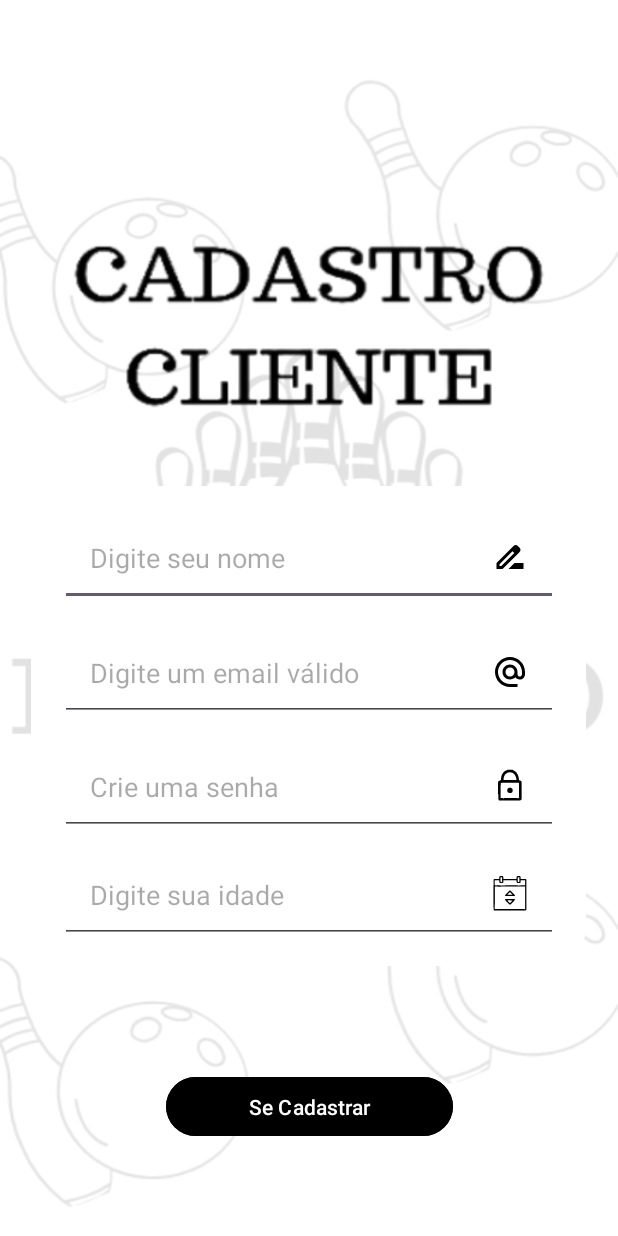
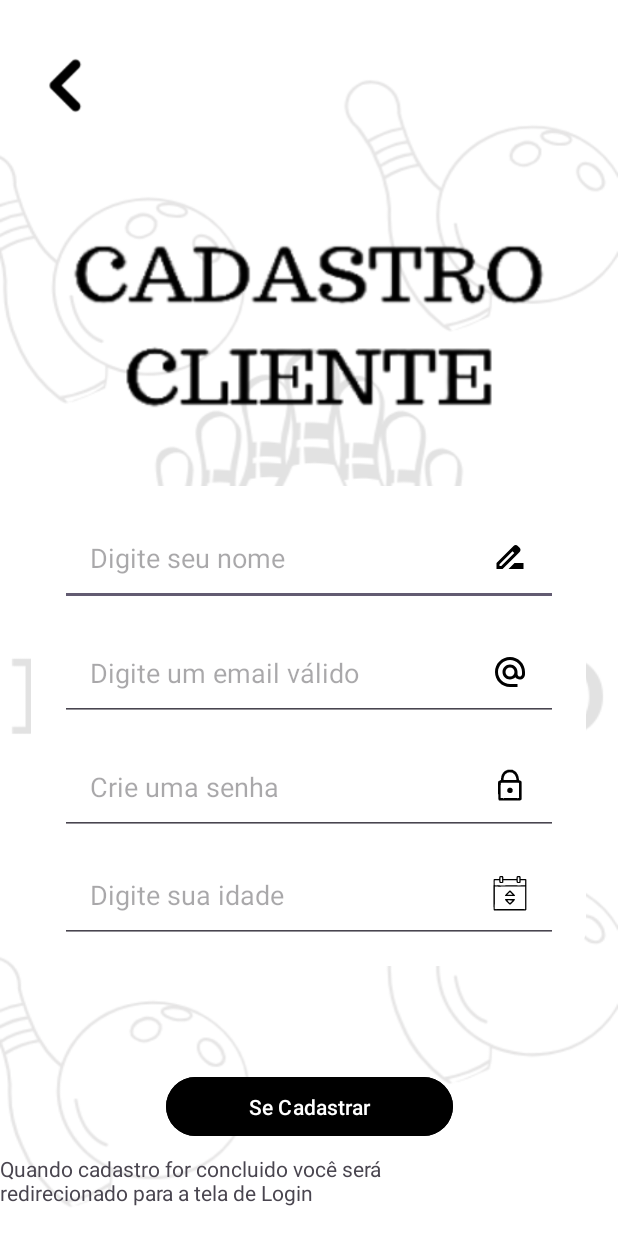
Before and after one commit to NetoTTT/BowlPro, an Android app: the TelaCadastroCliente screen opened directly, with no data from a screen before it, on a phone screen of 412 x 824 dp. Run offline under Robolectric (Android 15) with nearby library versions, the phone set to English and light mode, and no system bars; our stand-ins replace Firebase (no records; nobody signed in at launch, a user with empty details on screens opened directly).

Commit message:
6 commit

```diff
--- a/app/src/main/java/com/example/bowlpromobile/TelaCadastroCliente.java
+++ b/app/src/main/java/com/example/bowlpromobile/TelaCadastroCliente.java
@@ -1,11 +1,13 @@
 package com.example.bowlpromobile;
 
+import android.content.Intent;
 import android.graphics.Color;
 import android.os.Bundle;
 import android.util.Log;
 import android.view.View;
 import android.widget.Button;
 import android.widget.EditText;
+import android.widget.ImageView;
 
 import androidx.annotation.NonNull;
 import androidx.appcompat.app.AppCompatActivity;
@@ -30,7 +32,9 @@ public class TelaCadastroCliente extends AppCompatActivity {
 
     private EditText nome_cadastro,email_cadastro,senha_cadastro,idade_cadastro;
     private Button bl,buttonCadastrar;
-    View conteiner1_cadastro;
+    private View conteiner1_cadastro;
+
+    private ImageView voltarforLogin;
     String msg[] = {"Preencha todos os campos!", "Cliente cadastrado com sucesso!"};
     String userID;
     protected void onCreate(Bundle savedInstanceState) {
@@ -38,6 +42,16 @@ public class TelaCadastroCliente extends AppCompatActivity {
         setContentView(R.layout.cadastro_cliente);
         allCompCadastro();
         bl.setVisibility(View.INVISIBLE);
+
+        voltarforLogin.setOnClickListener(new View.OnClickListener() {
+            @Override
+            public void onClick(View v) {
+                Intent e = new Intent(getApplicationContext(),TelaLoginCliente.class);
+                startActivity(e);
+                finish();
+            }
+        });
+
         buttonCadastrar.setOnClickListener(new View.OnClickListener() {
             @Override
             public void onClick(View v) {
@@ -54,6 +68,7 @@ public class TelaCadastroCliente extends AppCompatActivity {
 
                 } else {
                     CadastrarUser(v);
+
                 }
             }
         });
@@ -135,7 +150,9 @@ public class TelaCadastroCliente extends AppCompatActivity {
                     public void onSuccess(Void unused) {
 
                         Log.d("db", "Sucesso ao salvar do dados!"); /* Para saber se salvou no banco coretamente! */
-
+                        Intent i = new Intent(getApplicationContext(),TelaLoginCliente.class);
+                        startActivity(i);
+                        finish();
                     }
                 })
 
@@ -160,6 +177,7 @@ public class TelaCadastroCliente extends AppCompatActivity {
         senha_cadastro = findViewById(R.id.senha_edit_cadastro);
         idade_cadastro = findViewById(R.id.idade_edit_cadastro);
         buttonCadastrar = findViewById(R.id.buttonCadastrar);
+        voltarforLogin = findViewById(R.id.iconVoltarforLogin);
     }
 
 
--- a/app/src/main/res/layout/cadastro_cliente.xml
+++ b/app/src/main/res/layout/cadastro_cliente.xml
@@ -6,6 +6,30 @@
     android:layout_height="match_parent"
     android:background="@drawable/background1"
     tools:context=".TelaCadastroCliente">
+
+    <ImageView
+        android:id="@+id/CadastroLogo"
+        android:layout_width="389dp"
+        android:layout_height="408dp"
+        android:background="@drawable/cadastrocliente"
+        app:layout_constraintBottom_toBottomOf="parent"
+        app:layout_constraintEnd_toEndOf="parent"
+        app:layout_constraintStart_toStartOf="parent"
+        app:layout_constraintTop_toTopOf="parent"
+        app:layout_constraintVertical_bias="0.049" />
+
+    <ImageView
+        android:id="@+id/iconVoltarforLogin"
+        android:layout_width="73dp"
+        android:layout_height="78dp"
+        android:src="@drawable/iconsvoltar"
+        app:layout_constraintBottom_toBottomOf="parent"
+        app:layout_constraintEnd_toEndOf="parent"
+        app:layout_constraintHorizontal_bias="0.032"
+        app:layout_constraintStart_toStartOf="parent"
+        app:layout_constraintTop_toTopOf="parent"
+        app:layout_constraintVertical_bias="0.024"
+        tools:ignore="MissingConstraints" />
 
     <Button
         android:id="@+id/buttonCadastrar"
@@ -33,16 +57,7 @@
         tools:ignore="MissingConstraints" />
 
 
-    <ImageView
-        android:id="@+id/imageView"
-        android:layout_width="389dp"
-        android:layout_height="408dp"
-        android:background="@drawable/cadastrocliente"
-        app:layout_constraintBottom_toBottomOf="parent"
-        app:layout_constraintEnd_toEndOf="parent"
-        app:layout_constraintStart_toStartOf="parent"
-        app:layout_constraintTop_toTopOf="parent"
-        app:layout_constraintVertical_bias="0.049" />
+
 
     <Button
         android:id="@+id/bl1"
@@ -104,6 +119,15 @@
         app:layout_constraintTop_toTopOf="@id/conteiner1"
         tools:ignore="HardcodedText" />
 
+    <TextView
+        android:id="@+id/textView"
+        android:layout_width="310dp"
+        android:layout_height="43dp"
+        android:layout_marginTop="8dp"
+        android:text="Quando cadastro for concluido você será redirecionado para a tela de Login"
+        app:layout_constraintTop_toBottomOf="@+id/buttonCadastrar"
+        tools:layout_editor_absoluteX="81dp"
+        tools:ignore="MissingConstraints" />
 
 
 </androidx.constraintlayout.widget.ConstraintLayout>
```
Also changed, not shown: app/src/main/java/com/example/bowlpromobile/TelaLoginCliente.java (+12 -0 lines), app/src/main/res/layout/login_cliente.xml (+17 -3 lines), app/src/main/res/drawable/iconsvoltar.png (added).
